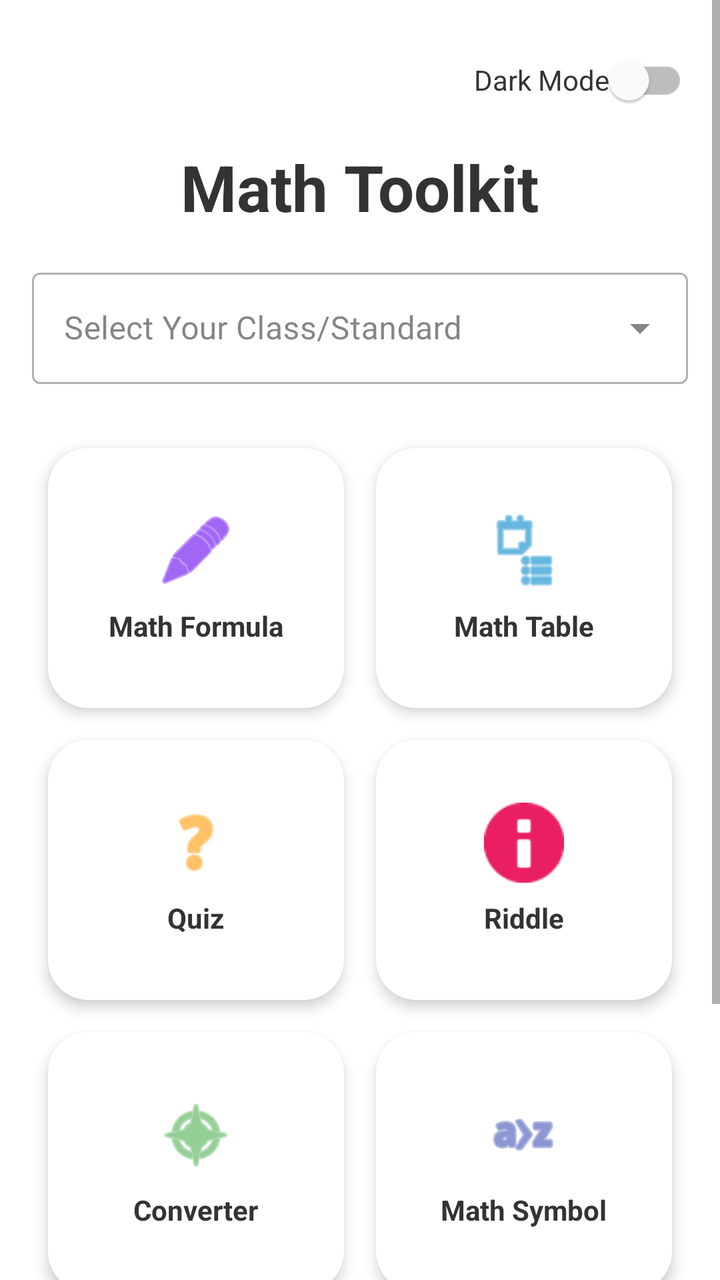
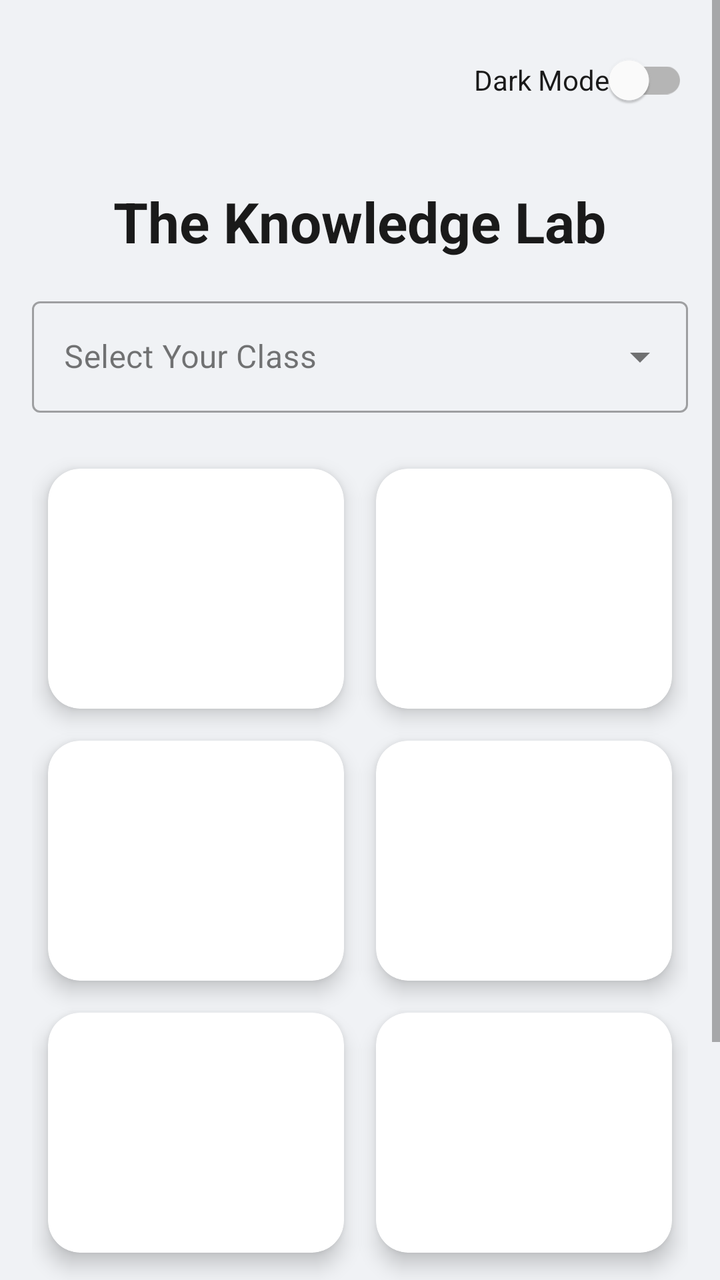

The first picture is an Android layout as it rendered before a commit; the second is the same layout after the commit. The layout source and the unified diff follow.
<!-- AndroidManifest.xml: application theme Theme.QuizApp -->
<!-- res/layout/activity_main.xml -->
<?xml version="1.0" encoding="utf-8"?>

<ScrollView xmlns:android="http://schemas.android.com/apk/res/android"
            xmlns:app="http://schemas.android.com/apk/res-auto"
            android:layout_width="match_parent"
            android:layout_height="match_parent"
            android:background="?android:attr/windowBackground">

    <LinearLayout
            android:layout_width="match_parent"
            android:layout_height="wrap_content"
            android:orientation="vertical"
            android:padding="16dp">

        <RelativeLayout
                android:layout_width="match_parent"
                android:layout_height="wrap_content">
            <com.google.android.material.switchmaterial.SwitchMaterial
                    android:id="@+id/themeSwitch"
                    android:layout_width="wrap_content"
                    android:layout_height="wrap_content"
                    android:layout_alignParentEnd="true"
                    android:text="Dark Mode"
                    android:textColor="?attr/colorOnSurface" />
        </RelativeLayout>

        <TextView
                android:layout_width="wrap_content"
                android:layout_height="wrap_content"
                android:text="Math Toolkit"
                android:textSize="32sp"
                android:textStyle="bold"
                android:layout_gravity="center"
                android:layout_marginTop="8dp"
                android:layout_marginBottom="16dp"
                android:textColor="?attr/colorOnSurface"/>

        <com.google.android.material.textfield.TextInputLayout
                style="@style/Widget.MaterialComponents.TextInputLayout.OutlinedBox.ExposedDropdownMenu"
                android:layout_width="match_parent"
                android:layout_height="wrap_content"
                android:layout_marginBottom="24dp"
                android:hint="Select Your Class/Standard"
                app:hintTextColor="?attr/colorPrimary">

            <AutoCompleteTextView
                    android:id="@+id/standardSelector"
                    android:layout_width="match_parent"
                    android:layout_height="wrap_content"
                    android:inputType="none"
                    android:textColor="?attr/colorOnSurface"/>
        </com.google.android.material.textfield.TextInputLayout>

        <GridLayout
                android:layout_width="match_parent"
                android:layout_height="wrap_content"
                android:columnCount="2"
                android:alignmentMode="alignMargins">

            <com.google.android.material.card.MaterialCardView
                    android:id="@+id/cardFormula"
                    android:layout_width="0dp"
                    android:layout_height="130dp"
                    android:layout_columnWeight="1"
                    android:layout_margin="8dp"
                    android:clickable="true"
                    android:focusable="true"
                    android:foreground="?android:attr/selectableItemBackground"
                    app:cardBackgroundColor="?attr/colorSurface"
                    app:cardCornerRadius="20dp"
                    app:cardElevation="4dp">
                <LinearLayout
                        android:layout_width="match_parent"
                        android:layout_height="match_parent"
                        android:gravity="center"
                        android:orientation="vertical">
                    <ImageView android:layout_width="40dp" android:layout_height="40dp" android:src="@android:drawable/ic_menu_edit" app:tint="#6200EE"/>
                    <TextView android:layout_width="wrap_content" android:layout_height="wrap_content" android:text="Math Formula" android:textStyle="bold" android:layout_marginTop="8dp" android:textColor="?attr/colorOnSurface"/>
                </LinearLayout>
            </com.google.android.material.card.MaterialCardView>

            <com.google.android.material.card.MaterialCardView
                    android:id="@+id/cardTable"
                    android:layout_width="0dp"
                    android:layout_height="130dp"
                    android:layout_columnWeight="1"
                    android:layout_margin="8dp"
                    android:clickable="true"
                    android:focusable="true"
                    android:foreground="?android:attr/selectableItemBackground"
                    app:cardBackgroundColor="?attr/colorSurface"
                    app:cardCornerRadius="20dp"
                    app:cardElevation="4dp">
                <LinearLayout android:layout_width="match_parent" android:layout_height="match_parent" android:gravity="center" android:orientation="vertical">
                    <ImageView android:layout_width="40dp" android:layout_height="40dp" android:src="@android:drawable/ic_menu_agenda" app:tint="#0088CC"/>
                    <TextView android:layout_width="wrap_content" android:layout_height="wrap_content" android:text="Math Table" android:textStyle="bold" android:layout_marginTop="8dp" android:textColor="?attr/colorOnSurface"/>
                </LinearLayout>
            </com.google.android.material.card.MaterialCardView>

            <com.google.android.material.card.MaterialCardView
                    android:id="@+id/cardQuiz"
                    android:layout_width="0dp"
                    android:layout_height="130dp"
                    android:layout_columnWeight="1"
                    android:layout_margin="8dp"
                    android:clickable="true"
                    android:focusable="true"
                    android:foreground="?android:attr/selectableItemBackground"
                    app:cardBackgroundColor="?attr/colorSurface"
                    app:cardCornerRadius="20dp"
                    app:cardElevation="4dp">
                <LinearLayout android:layout_width="match_parent" android:layout_height="match_parent" android:gravity="center" android:orientation="vertical">
                    <ImageView android:layout_width="40dp" android:layout_height="40dp" android:src="@android:drawable/ic_menu_help" app:tint="#FF9800"/>
                    <TextView android:layout_width="wrap_content" android:layout_height="wrap_content" android:text="Quiz" android:textStyle="bold" android:layout_marginTop="8dp" android:textColor="?attr/colorOnSurface"/>
                </LinearLayout>
            </com.google.android.material.card.MaterialCardView>

            <com.google.android.material.card.MaterialCardView
                    android:id="@+id/cardRiddle"
                    android:layout_width="0dp"
                    android:layout_height="130dp"
                    android:layout_columnWeight="1"
                    android:layout_margin="8dp"
                    android:clickable="true"
                    android:focusable="true"
                    android:foreground="?android:attr/selectableItemBackground"
                    app:cardBackgroundColor="?attr/colorSurface"
                    app:cardCornerRadius="20dp"
                    app:cardElevation="4dp">
                <LinearLayout android:layout_width="match_parent" android:layout_height="match_parent" android:gravity="center" android:orientation="vertical">
                    <ImageView android:layout_width="40dp" android:layout_height="40dp" android:src="@android:drawable/ic_dialog_info" app:tint="#E91E63"/>
                    <TextView android:layout_width="wrap_content" android:layout_height="wrap_content" android:text="Riddle" android:textStyle="bold" android:layout_marginTop="8dp" android:textColor="?attr/colorOnSurface"/>
                </LinearLayout>
            </com.google.android.material.card.MaterialCardView>

            <com.google.android.material.card.MaterialCardView
                    android:id="@+id/cardConverter"
                    android:layout_width="0dp"
                    android:layout_height="130dp"
                    android:layout_columnWeight="1"
                    android:layout_margin="8dp"
                    android:clickable="true"
                    android:focusable="true"
                    android:foreground="?android:attr/selectableItemBackground"
                    app:cardBackgroundColor="?attr/colorSurface"
                    app:cardCornerRadius="20dp"
                    app:cardElevation="4dp">
                <LinearLayout android:layout_width="match_parent" android:layout_height="match_parent" android:gravity="center" android:orientation="vertical">
                    <ImageView android:layout_width="40dp" android:layout_height="40dp" android:src="@android:drawable/ic_menu_compass" app:tint="#4CAF50"/>
                    <TextView android:layout_width="wrap_content" android:layout_height="wrap_content" android:text="Converter" android:textStyle="bold" android:layout_marginTop="8dp" android:textColor="?attr/colorOnSurface"/>
                </LinearLayout>
            </com.google.android.material.card.MaterialCardView>

            <com.google.android.material.card.MaterialCardView
                    android:id="@+id/cardSymbols"
                    android:layout_width="0dp"
                    android:layout_height="130dp"
                    android:layout_columnWeight="1"
                    android:layout_margin="8dp"
                    android:clickable="true"
                    android:focusable="true"
                    android:foreground="?android:attr/selectableItemBackground"
                    app:cardBackgroundColor="?attr/colorSurface"
                    app:cardCornerRadius="20dp"
                    app:cardElevation="4dp">
                <LinearLayout android:layout_width="match_parent" android:layout_height="match_parent" android:gravity="center" android:orientation="vertical">
                    <ImageView android:layout_width="40dp" android:layout_height="40dp" android:src="@android:drawable/ic_menu_sort_alphabetically" app:tint="#3F51B5"/>
                    <TextView android:layout_width="wrap_content" android:layout_height="wrap_content" android:text="Math Symbol" android:textStyle="bold" android:layout_marginTop="8dp" android:textColor="?attr/colorOnSurface"/>
                </LinearLayout>
            </com.google.android.material.card.MaterialCardView>

            <com.google.android.material.card.MaterialCardView
                    android:id="@+id/cardNotes"
                    android:layout_width="0dp"
                    android:layout_height="130dp"
                    android:layout_columnWeight="1"
                    android:layout_margin="8dp"
                    android:clickable="true"
                    android:focusable="true"
                    android:foreground="?android:attr/selectableItemBackground"
                    app:cardBackgroundColor="?attr/colorSurface"
                    app:cardCornerRadius="20dp"
                    app:cardElevation="4dp">
                <LinearLayout android:layout_width="match_parent" android:layout_height="match_parent" android:gravity="center" android:orientation="vertical">
                    <ImageView android:layout_width="40dp" android:layout_height="40dp" android:src="@android:drawable/ic_menu_save" app:tint="#795548"/>
                    <TextView android:layout_width="wrap_content" android:layout_height="wrap_content" android:text="Notes" android:textStyle="bold" android:layout_marginTop="8dp" android:textColor="?attr/colorOnSurface"/>
                </LinearLayout>
            </com.google.android.material.card.MaterialCardView>

            <com.google.android.material.card.MaterialCardView
                    android:id="@+id/cardCreator"
                    android:layout_width="0dp"
                    android:layout_height="130dp"
                    android:layout_columnWeight="1"
                    android:layout_margin="8dp"
                    android:clickable="true"
                    android:focusable="true"
                    android:foreground="?android:attr/selectableItemBackground"
                    app:cardBackgroundColor="?attr/colorSurface"
                    app:cardCornerRadius="20dp"
                    app:cardElevation="4dp">
                <LinearLayout android:layout_width="match_parent" android:layout_height="match_parent" android:gravity="center" android:orientation="vertical">
                    <ImageView android:layout_width="40dp" android:layout_height="40dp" android:src="@android:drawable/ic_menu_add" app:tint="#009688"/>
                    <TextView android:layout_width="wrap_content" android:layout_height="wrap_content" android:text="Creator" android:textStyle="bold" android:layout_marginTop="8dp" android:textColor="?attr/colorOnSurface"/>
                </LinearLayout>
            </com.google.android.material.card.MaterialCardView>

        </GridLayout>
    </LinearLayout>
</ScrollView>
<!-- resources referenced by this layout -->
<resources>
  <style name="Theme.QuizApp" parent="Theme.MaterialComponents.DayNight.NoActionBar">
          <item name="colorPrimary">#6200EE</item>
          <item name="colorOnPrimary">#FFFFFF</item>
  
          <item name="android:windowBackground">?attr/colorSurface</item>
  
          <item name="colorOnSurface">#333333</item>
      </style>
</resources>

<!-- the commit's change to res/layout/activity_main.xml (unified diff, before → after) -->
@@ -11,10 +11,11 @@
             android:layout_height="wrap_content"
             android:orientation="vertical"
             android:padding="16dp">
-
         <RelativeLayout
                 android:layout_width="match_parent"
-                android:layout_height="wrap_content">
+                android:layout_height="wrap_content"
+                android:layout_marginBottom="8dp">
+
             <com.google.android.material.switchmaterial.SwitchMaterial
                     android:id="@+id/themeSwitch"
                     android:layout_width="wrap_content"
@@ -23,15 +24,14 @@
                     android:text="Dark Mode"
                     android:textColor="?attr/colorOnSurface" />
         </RelativeLayout>
-
         <TextView
                 android:layout_width="wrap_content"
                 android:layout_height="wrap_content"
-                android:text="Math Toolkit"
-                android:textSize="32sp"
+                android:text="The Knowledge Lab"
+                android:textSize="28sp"
                 android:textStyle="bold"
                 android:layout_gravity="center"
-                android:layout_marginTop="8dp"
+                android:layout_marginTop="20dp"
                 android:layout_marginBottom="16dp"
                 android:textColor="?attr/colorOnSurface"/>
 
@@ -39,10 +39,9 @@
                 style="@style/Widget.MaterialComponents.TextInputLayout.OutlinedBox.ExposedDropdownMenu"
                 android:layout_width="match_parent"
                 android:layout_height="wrap_content"
-                android:layout_marginBottom="24dp"
-                android:hint="Select Your Class/Standard"
+                android:layout_marginBottom="20dp"
+                android:hint="Select Your Class"
                 app:hintTextColor="?attr/colorPrimary">
-
             <AutoCompleteTextView
                     android:id="@+id/standardSelector"
                     android:layout_width="match_parent"
@@ -58,152 +57,294 @@
                 android:alignmentMode="alignMargins">
 
             <com.google.android.material.card.MaterialCardView
-                    android:id="@+id/cardFormula"
-                    android:layout_width="0dp"
-                    android:layout_height="130dp"
-                    android:layout_columnWeight="1"
-                    android:layout_margin="8dp"
-                    android:clickable="true"
-                    android:focusable="true"
-                    android:foreground="?android:attr/selectableItemBackground"
-                    app:cardBackgroundColor="?attr/colorSurface"
-                    app:cardCornerRadius="20dp"
-                    app:cardElevation="4dp">
-                <LinearLayout
-                        android:layout_width="match_parent"
-                        android:layout_height="match_parent"
-                        android:gravity="center"
-                        android:orientation="vertical">
-                    <ImageView android:layout_width="40dp" android:layout_height="40dp" android:src="@android:drawable/ic_menu_edit" app:tint="#6200EE"/>
-                    <TextView android:layout_width="wrap_content" android:layout_height="wrap_content" android:text="Math Formula" android:textStyle="bold" android:layout_marginTop="8dp" android:textColor="?attr/colorOnSurface"/>
-                </LinearLayout>
-            </com.google.android.material.card.MaterialCardView>
-
-            <com.google.android.material.card.MaterialCardView
-                    android:id="@+id/cardTable"
-                    android:layout_width="0dp"
-                    android:layout_height="130dp"
-                    android:layout_columnWeight="1"
-                    android:layout_margin="8dp"
-                    android:clickable="true"
-                    android:focusable="true"
-                    android:foreground="?android:attr/selectableItemBackground"
-                    app:cardBackgroundColor="?attr/colorSurface"
-                    app:cardCornerRadius="20dp"
-                    app:cardElevation="4dp">
-                <LinearLayout android:layout_width="match_parent" android:layout_height="match_parent" android:gravity="center" android:orientation="vertical">
-                    <ImageView android:layout_width="40dp" android:layout_height="40dp" android:src="@android:drawable/ic_menu_agenda" app:tint="#0088CC"/>
-                    <TextView android:layout_width="wrap_content" android:layout_height="wrap_content" android:text="Math Table" android:textStyle="bold" android:layout_marginTop="8dp" android:textColor="?attr/colorOnSurface"/>
-                </LinearLayout>
-            </com.google.android.material.card.MaterialCardView>
-
-            <com.google.android.material.card.MaterialCardView
-                    android:id="@+id/cardQuiz"
-                    android:layout_width="0dp"
-                    android:layout_height="130dp"
-                    android:layout_columnWeight="1"
-                    android:layout_margin="8dp"
-                    android:clickable="true"
-                    android:focusable="true"
-                    android:foreground="?android:attr/selectableItemBackground"
-                    app:cardBackgroundColor="?attr/colorSurface"
-                    app:cardCornerRadius="20dp"
-                    app:cardElevation="4dp">
-                <LinearLayout android:layout_width="match_parent" android:layout_height="match_parent" android:gravity="center" android:orientation="vertical">
-                    <ImageView android:layout_width="40dp" android:layout_height="40dp" android:src="@android:drawable/ic_menu_help" app:tint="#FF9800"/>
-                    <TextView android:layout_width="wrap_content" android:layout_height="wrap_content" android:text="Quiz" android:textStyle="bold" android:layout_marginTop="8dp" android:textColor="?attr/colorOnSurface"/>
-                </LinearLayout>
-            </com.google.android.material.card.MaterialCardView>
-
-            <com.google.android.material.card.MaterialCardView
-                    android:id="@+id/cardRiddle"
-                    android:layout_width="0dp"
-                    android:layout_height="130dp"
-                    android:layout_columnWeight="1"
-                    android:layout_margin="8dp"
-                    android:clickable="true"
-                    android:focusable="true"
-                    android:foreground="?android:attr/selectableItemBackground"
-                    app:cardBackgroundColor="?attr/colorSurface"
-                    app:cardCornerRadius="20dp"
-                    app:cardElevation="4dp">
-                <LinearLayout android:layout_width="match_parent" android:layout_height="match_parent" android:gravity="center" android:orientation="vertical">
-                    <ImageView android:layout_width="40dp" android:layout_height="40dp" android:src="@android:drawable/ic_dialog_info" app:tint="#E91E63"/>
-                    <TextView android:layout_width="wrap_content" android:layout_height="wrap_content" android:text="Riddle" android:textStyle="bold" android:layout_marginTop="8dp" android:textColor="?attr/colorOnSurface"/>
-                </LinearLayout>
-            </com.google.android.material.card.MaterialCardView>
-
-            <com.google.android.material.card.MaterialCardView
-                    android:id="@+id/cardConverter"
-                    android:layout_width="0dp"
-                    android:layout_height="130dp"
-                    android:layout_columnWeight="1"
-                    android:layout_margin="8dp"
-                    android:clickable="true"
-                    android:focusable="true"
-                    android:foreground="?android:attr/selectableItemBackground"
-                    app:cardBackgroundColor="?attr/colorSurface"
-                    app:cardCornerRadius="20dp"
-                    app:cardElevation="4dp">
-                <LinearLayout android:layout_width="match_parent" android:layout_height="match_parent" android:gravity="center" android:orientation="vertical">
-                    <ImageView android:layout_width="40dp" android:layout_height="40dp" android:src="@android:drawable/ic_menu_compass" app:tint="#4CAF50"/>
-                    <TextView android:layout_width="wrap_content" android:layout_height="wrap_content" android:text="Converter" android:textStyle="bold" android:layout_marginTop="8dp" android:textColor="?attr/colorOnSurface"/>
-                </LinearLayout>
-            </com.google.android.material.card.MaterialCardView>
-
-            <com.google.android.material.card.MaterialCardView
-                    android:id="@+id/cardSymbols"
-                    android:layout_width="0dp"
-                    android:layout_height="130dp"
-                    android:layout_columnWeight="1"
-                    android:layout_margin="8dp"
-                    android:clickable="true"
-                    android:focusable="true"
-                    android:foreground="?android:attr/selectableItemBackground"
-                    app:cardBackgroundColor="?attr/colorSurface"
-                    app:cardCornerRadius="20dp"
-                    app:cardElevation="4dp">
-                <LinearLayout android:layout_width="match_parent" android:layout_height="match_parent" android:gravity="center" android:orientation="vertical">
-                    <ImageView android:layout_width="40dp" android:layout_height="40dp" android:src="@android:drawable/ic_menu_sort_alphabetically" app:tint="#3F51B5"/>
-                    <TextView android:layout_width="wrap_content" android:layout_height="wrap_content" android:text="Math Symbol" android:textStyle="bold" android:layout_marginTop="8dp" android:textColor="?attr/colorOnSurface"/>
-                </LinearLayout>
-            </com.google.android.material.card.MaterialCardView>
-
-            <com.google.android.material.card.MaterialCardView
-                    android:id="@+id/cardNotes"
-                    android:layout_width="0dp"
-                    android:layout_height="130dp"
-                    android:layout_columnWeight="1"
-                    android:layout_margin="8dp"
-                    android:clickable="true"
-                    android:focusable="true"
-                    android:foreground="?android:attr/selectableItemBackground"
-                    app:cardBackgroundColor="?attr/colorSurface"
-                    app:cardCornerRadius="20dp"
-                    app:cardElevation="4dp">
-                <LinearLayout android:layout_width="match_parent" android:layout_height="match_parent" android:gravity="center" android:orientation="vertical">
-                    <ImageView android:layout_width="40dp" android:layout_height="40dp" android:src="@android:drawable/ic_menu_save" app:tint="#795548"/>
-                    <TextView android:layout_width="wrap_content" android:layout_height="wrap_content" android:text="Notes" android:textStyle="bold" android:layout_marginTop="8dp" android:textColor="?attr/colorOnSurface"/>
-                </LinearLayout>
-            </com.google.android.material.card.MaterialCardView>
-
-            <com.google.android.material.card.MaterialCardView
-                    android:id="@+id/cardCreator"
-                    android:layout_width="0dp"
-                    android:layout_height="130dp"
-                    android:layout_columnWeight="1"
-                    android:layout_margin="8dp"
-                    android:clickable="true"
-                    android:focusable="true"
-                    android:foreground="?android:attr/selectableItemBackground"
-                    app:cardBackgroundColor="?attr/colorSurface"
-                    app:cardCornerRadius="20dp"
-                    app:cardElevation="4dp">
-                <LinearLayout android:layout_width="match_parent" android:layout_height="match_parent" android:gravity="center" android:orientation="vertical">
-                    <ImageView android:layout_width="40dp" android:layout_height="40dp" android:src="@android:drawable/ic_menu_add" app:tint="#009688"/>
-                    <TextView android:layout_width="wrap_content" android:layout_height="wrap_content" android:text="Creator" android:textStyle="bold" android:layout_marginTop="8dp" android:textColor="?attr/colorOnSurface"/>
-                </LinearLayout>
-            </com.google.android.material.card.MaterialCardView>
+                    android:id="@+id/card1"
+                    android:layout_width="0dp"
+                    android:layout_height="120dp"
+                    android:layout_columnWeight="1"
+                    android:layout_margin="8dp"
+                    app:cardCornerRadius="16dp"
+                    app:cardElevation="6dp"
+                    app:cardBackgroundColor="?attr/colorSurface"
+                    android:clickable="true"
+                    android:focusable="true"
+                    android:foreground="?android:attr/selectableItemBackground">
+
+                <LinearLayout
+                        android:layout_width="match_parent"
+                        android:layout_height="match_parent"
+                        android:gravity="center"
+                        android:orientation="vertical"
+                        android:padding="8dp">
+
+                    <ImageView
+                            android:id="@+id/cardIcon"
+                            android:layout_width="40dp"
+                            android:layout_height="40dp"
+                            android:layout_marginBottom="8dp"
+                            app:tint="?attr/colorPrimary" />
+
+                    <TextView
+                            android:id="@+id/cardText"
+                            android:layout_width="wrap_content"
+                            android:layout_height="wrap_content"
+                            android:gravity="center"
+                            android:textStyle="bold"
+                            android:textColor="?attr/colorOnSurface"/>
+                </LinearLayout>
+            </com.google.android.material.card.MaterialCardView>
+            <com.google.android.material.card.MaterialCardView
+                    android:id="@+id/card2"
+                    android:layout_width="0dp"
+                    android:layout_height="120dp"
+                    android:layout_columnWeight="1"
+                    android:layout_margin="8dp"
+                    app:cardCornerRadius="16dp"
+                    app:cardElevation="6dp"
+                    app:cardBackgroundColor="?attr/colorSurface"
+                    android:clickable="true"
+                    android:focusable="true"
+                    android:foreground="?android:attr/selectableItemBackground">
+
+                <LinearLayout
+                        android:layout_width="match_parent"
+                        android:layout_height="match_parent"
+                        android:gravity="center"
+                        android:orientation="vertical"
+                        android:padding="8dp">
+
+                    <ImageView
+                            android:id="@+id/cardIcon"
+                            android:layout_width="40dp"
+                            android:layout_height="40dp"
+                            android:layout_marginBottom="8dp"
+                            app:tint="?attr/colorPrimary" />
+
+                    <TextView
+                            android:id="@+id/cardText"
+                            android:layout_width="wrap_content"
+                            android:layout_height="wrap_content"
+                            android:gravity="center"
+                            android:textStyle="bold"
+                            android:textColor="?attr/colorOnSurface"/>
+                </LinearLayout>
+            </com.google.android.material.card.MaterialCardView>
+            <com.google.android.material.card.MaterialCardView
+                    android:id="@+id/card3"
+                    android:layout_width="0dp"
+                    android:layout_height="120dp"
+                    android:layout_columnWeight="1"
+                    android:layout_margin="8dp"
+                    app:cardCornerRadius="16dp"
+                    app:cardElevation="6dp"
+                    app:cardBackgroundColor="?attr/colorSurface"
+                    android:clickable="true"
+                    android:focusable="true"
+                    android:foreground="?android:attr/selectableItemBackground">
+
+                <LinearLayout
+                        android:layout_width="match_parent"
+                        android:layout_height="match_parent"
+                        android:gravity="center"
+                        android:orientation="vertical"
+                        android:padding="8dp">
+
+                    <ImageView
+                            android:id="@+id/cardIcon"
+                            android:layout_width="40dp"
+                            android:layout_height="40dp"
+                            android:layout_marginBottom="8dp"
+                            app:tint="?attr/colorPrimary" />
+
+                    <TextView
+                            android:id="@+id/cardText"
+                            android:layout_width="wrap_content"
+                            android:layout_height="wrap_content"
+                            android:gravity="center"
+                            android:textStyle="bold"
+                            android:textColor="?attr/colorOnSurface"/>
+                </LinearLayout>
+            </com.google.android.material.card.MaterialCardView>
+            <com.google.android.material.card.MaterialCardView
+                    android:id="@+id/card4"
+                    android:layout_width="0dp"
+                    android:layout_height="120dp"
+                    android:layout_columnWeight="1"
+                    android:layout_margin="8dp"
+                    app:cardCornerRadius="16dp"
+                    app:cardElevation="6dp"
+                    app:cardBackgroundColor="?attr/colorSurface"
+                    android:clickable="true"
+                    android:focusable="true"
+                    android:foreground="?android:attr/selectableItemBackground">
+
+                <LinearLayout
+                        android:layout_width="match_parent"
+                        android:layout_height="match_parent"
+                        android:gravity="center"
+                        android:orientation="vertical"
+                        android:padding="8dp">
+
+                    <ImageView
+                            android:id="@+id/cardIcon"
+                            android:layout_width="40dp"
+                            android:layout_height="40dp"
+                            android:layout_marginBottom="8dp"
+                            app:tint="?attr/colorPrimary" />
+
+                    <TextView
+                            android:id="@+id/cardText"
+                            android:layout_width="wrap_content"
+                            android:layout_height="wrap_content"
+                            android:gravity="center"
+                            android:textStyle="bold"
+                            android:textColor="?attr/colorOnSurface"/>
+                </LinearLayout>
+            </com.google.android.material.card.MaterialCardView>
+            <com.google.android.material.card.MaterialCardView
+                    android:id="@+id/card5"
+                    android:layout_width="0dp"
+                    android:layout_height="120dp"
+                    android:layout_columnWeight="1"
+                    android:layout_margin="8dp"
+                    app:cardCornerRadius="16dp"
+                    app:cardElevation="6dp"
+                    app:cardBackgroundColor="?attr/colorSurface"
+                    android:clickable="true"
+                    android:focusable="true"
+                    android:foreground="?android:attr/selectableItemBackground">
+
+                <LinearLayout
+                        android:layout_width="match_parent"
+                        android:layout_height="match_parent"
+                        android:gravity="center"
+                        android:orientation="vertical"
+                        android:padding="8dp">
+
+                    <ImageView
+                            android:id="@+id/cardIcon"
+                            android:layout_width="40dp"
+                            android:layout_height="40dp"
+                            android:layout_marginBottom="8dp"
+                            app:tint="?attr/colorPrimary" />
+
+                    <TextView
+                            android:id="@+id/cardText"
+                            android:layout_width="wrap_content"
+                            android:layout_height="wrap_content"
+                            android:gravity="center"
+                            android:textStyle="bold"
+                            android:textColor="?attr/colorOnSurface"/>
+                </LinearLayout>
+            </com.google.android.material.card.MaterialCardView>
+            <com.google.android.material.card.MaterialCardView
+                    android:id="@+id/card6"
+                    android:layout_width="0dp"
+                    android:layout_height="120dp"
+                    android:layout_columnWeight="1"
+                    android:layout_margin="8dp"
+                    app:cardCornerRadius="16dp"
+                    app:cardElevation="6dp"
+                    app:cardBackgroundColor="?attr/colorSurface"
+                    android:clickable="true"
+                    android:focusable="true"
+                    android:foreground="?android:attr/selectableItemBackground">
+
+                <LinearLayout
+                        android:layout_width="match_parent"
+                        android:layout_height="match_parent"
+                        android:gravity="center"
+                        android:orientation="vertical"
+                        android:padding="8dp">
+
+                    <ImageView
+                            android:id="@+id/cardIcon"
+                            android:layout_width="40dp"
+                            android:layout_height="40dp"
+                            android:layout_marginBottom="8dp"
+                            app:tint="?attr/colorPrimary" />
+
+                    <TextView
+                            android:id="@+id/cardText"
+                            android:layout_width="wrap_content"
+                            android:layout_height="wrap_content"
+                            android:gravity="center"
+                            android:textStyle="bold"
+                            android:textColor="?attr/colorOnSurface"/>
+                </LinearLayout>
+            </com.google.android.material.card.MaterialCardView>
+            <com.google.android.material.card.MaterialCardView
+                    android:id="@+id/card7"
+                    android:layout_width="0dp"
+                    android:layout_height="120dp"
+                    android:layout_columnWeight="1"
+                    android:layout_margin="8dp"
+                    app:cardCornerRadius="16dp"
+                    app:cardElevation="6dp"
+                    app:cardBackgroundColor="?attr/colorSurface"
+                    android:clickable="true"
+                    android:focusable="true"
+                    android:foreground="?android:attr/selectableItemBackground">
+
+                <LinearLayout
+                        android:layout_width="match_parent"
+                        android:layout_height="match_parent"
+                        android:gravity="center"
+                        android:orientation="vertical"
+                        android:padding="8dp">
+
+                    <ImageView
+                            android:id="@+id/cardIcon"
+                            android:layout_width="40dp"
+                            android:layout_height="40dp"
+                            android:layout_marginBottom="8dp"
+                            app:tint="?attr/colorPrimary" />
+
+                    <TextView
+                            android:id="@+id/cardText"
+                            android:layout_width="wrap_content"
+                            android:layout_height="wrap_content"
+                            android:gravity="center"
+                            android:textStyle="bold"
+                            android:textColor="?attr/colorOnSurface"/>
+                </LinearLayout>
+            </com.google.android.material.card.MaterialCardView>
+            <com.google.android.material.card.MaterialCardView
+                    android:id="@+id/card8"
+                    android:layout_width="0dp"
+                    android:layout_height="120dp"
+                    android:layout_columnWeight="1"
+                    android:layout_margin="8dp"
+                    app:cardCornerRadius="16dp"
+                    app:cardElevation="6dp"
+                    app:cardBackgroundColor="?attr/colorSurface"
+                    android:clickable="true"
+                    android:focusable="true"
+                    android:foreground="?android:attr/selectableItemBackground">
+
+                <LinearLayout
+                        android:layout_width="match_parent"
+                        android:layout_height="match_parent"
+                        android:gravity="center"
+                        android:orientation="vertical"
+                        android:padding="8dp">
+
+                    <ImageView
+                            android:id="@+id/cardIcon"
+                            android:layout_width="40dp"
+                            android:layout_height="40dp"
+                            android:layout_marginBottom="8dp"
+                            app:tint="?attr/colorPrimary" />
+
+                    <TextView
+                            android:id="@+id/cardText"
+                            android:layout_width="wrap_content"
+                            android:layout_height="wrap_content"
+                            android:gravity="center"
+                            android:textStyle="bold"
+                            android:textColor="?attr/colorOnSurface"/>
+                </LinearLayout>
+            </com.google.android.material.card.MaterialCardView>
+
 
         </GridLayout>
     </LinearLayout>
<!-- resource entries referenced after the edit -->
@@ -4,9 +4,11 @@
           <item name="colorPrimary">#6200EE</item>
           <item name="colorOnPrimary">#FFFFFF</item>
   
-          <item name="android:windowBackground">?attr/colorSurface</item>
+          <item name="android:windowBackground">#F0F2F5</item>
   
-          <item name="colorOnSurface">#333333</item>
+          <item name="colorSurface">#FFFFFF</item>
+  
+          <item name="colorOnSurface">#1A1A1A</item>
       </style>
 </resources>
 
